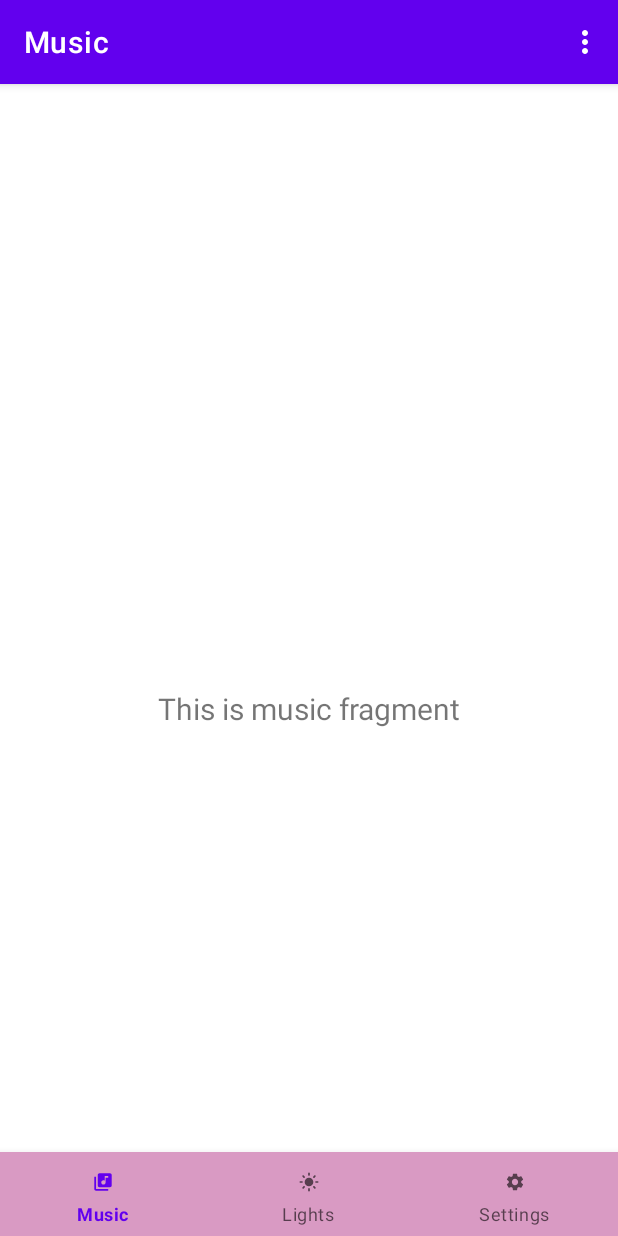
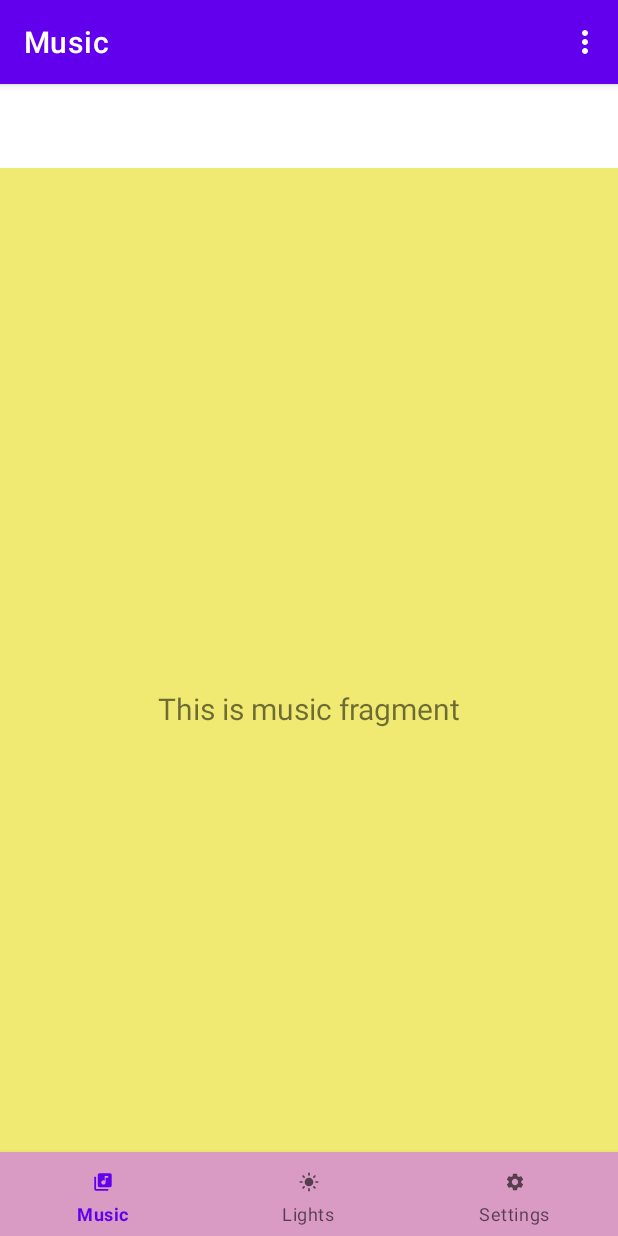
Before and after one commit to bhargavpatel2001/SMARTBEATS, an Android app: the screen it shows after launch (MainActivity), on a phone screen of 412 x 824 dp. Run offline under Robolectric (Android 15) with nearby library versions, the phone set to English and light mode, and no system bars; our stand-ins replace navigation-ui.

Commit message:
Added different background colours to each fragments.

```diff
--- a/SHALOMINC/src/main/res/layout/fragment_lights.xml
+++ b/SHALOMINC/src/main/res/layout/fragment_lights.xml
@@ -4,6 +4,7 @@
     xmlns:tools="http://schemas.android.com/tools"
     android:layout_width="match_parent"
     android:layout_height="match_parent"
+    android:background="@color/mint_green"
     tools:context=".ui.lights.LightsFragment">
 
     <TextView
--- a/SHALOMINC/src/main/res/layout/fragment_music.xml
+++ b/SHALOMINC/src/main/res/layout/fragment_music.xml
@@ -4,6 +4,7 @@
     xmlns:tools="http://schemas.android.com/tools"
     android:layout_width="match_parent"
     android:layout_height="match_parent"
+    android:background="@color/laser_lemon"
     tools:context=".ui.music.MusicFragment">
 
     <TextView
--- a/SHALOMINC/src/main/res/layout/fragment_settings.xml
+++ b/SHALOMINC/src/main/res/layout/fragment_settings.xml
@@ -4,6 +4,7 @@
     xmlns:tools="http://schemas.android.com/tools"
     android:layout_width="match_parent"
     android:layout_height="match_parent"
+    android:background="@color/waterloo"
     tools:context=".ui.settings.SettingsFragment">
 
     <TextView
--- a/SHALOMINC/src/main/res/values/colors.xml
+++ b/SHALOMINC/src/main/res/values/colors.xml
@@ -25,5 +25,7 @@
     <color name="mountain_mist">#9B93A4</color>
     <color name="wisteria">#A36AAC</color>
     <color name="light_green">#78FFBD</color>
+    <color name="laser_lemon">#F1EA72</color>
+    <color name="mint_green">#79EA95</color>
     <color name="transparent">#0078FFBD</color>
 </resources>
--- a/SHALOMINC/src/main/res/values/themes.xml
+++ b/SHALOMINC/src/main/res/values/themes.xml
@@ -20,6 +20,7 @@
         <item name="colorPrimaryDark">@color/red</item>
         <item name="colorAccent">@color/purple_500</item>
         <item name="android:statusBarColor">@color/light_orchid</item>
+
     </style>
     <!--Fragment 1 style-->
     <style name="HomeFragment" >
```
